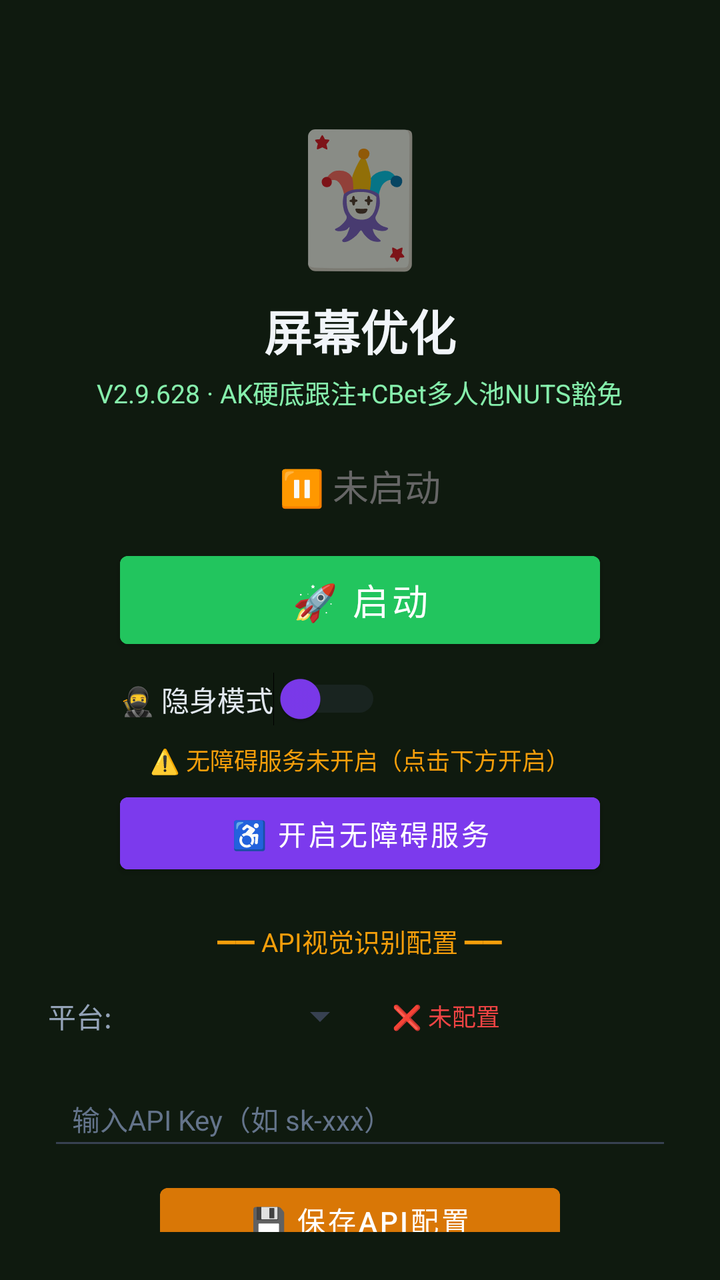
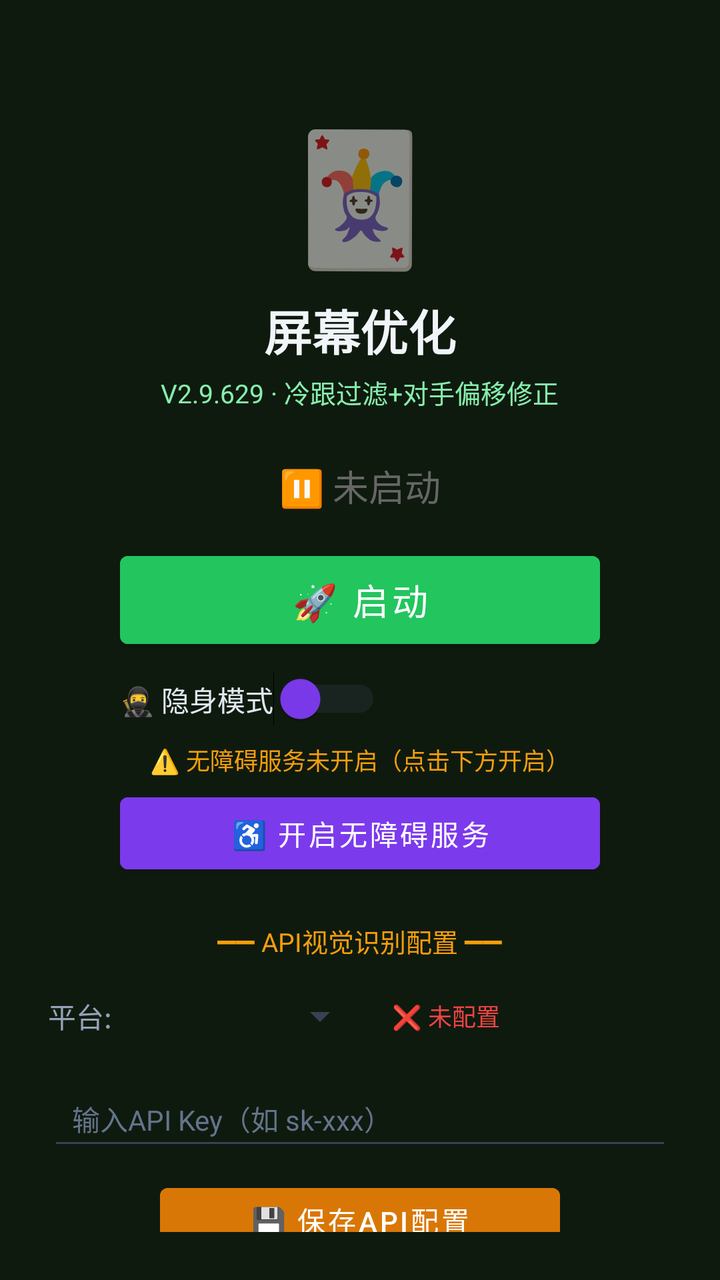

Before-and-after screenshots of an Android layout around one commit, followed by the original layout XML and the change that was made.
<!-- AndroidManifest.xml: activity theme Theme.MjScreenshot -->
<!-- res/layout/activity_main.xml -->
<?xml version="1.0" encoding="utf-8"?>
<LinearLayout xmlns:android="http://schemas.android.com/apk/res/android"
    android:layout_width="match_parent"
    android:layout_height="match_parent"
    android:orientation="vertical"
    android:background="#0f1a0f"
    android:padding="24dp"
    android:gravity="center_horizontal">

    <TextView
        android:layout_width="wrap_content"
        android:layout_height="wrap_content"
        android:text="🃏"
        android:textSize="64sp"
        android:layout_marginTop="30dp" />

    <TextView
        android:layout_width="wrap_content"
        android:layout_height="wrap_content"
        android:text="屏幕优化"
        android:textSize="24sp"
        android:textColor="#f1f5f9"
        android:textStyle="bold"
        android:layout_marginTop="8dp" />

    <TextView
        android:layout_width="wrap_content"
        android:layout_height="wrap_content"
        android:text="V2.9.628 · AK硬底跟注+CBet多人池NUTS豁免"
        android:textSize="13sp"
        android:textColor="#86efac"
        android:layout_marginTop="4dp" />

    <TextView
        android:id="@+id/tvStatus"
        android:layout_width="wrap_content"
        android:layout_height="wrap_content"
        android:text="⏸ 未启动"
        android:textSize="18sp"
        android:textColor="#666666"
        android:layout_marginTop="24dp" />

    <Button
        android:id="@+id/btnStart"
        android:layout_width="240dp"
        android:layout_height="56dp"
        android:text="🚀 启动"
        android:textSize="18sp"
        android:textColor="#ffffff"
        android:backgroundTint="#22c55e"
        android:layout_marginTop="16dp" />

    <Button
        android:id="@+id/btnHelper"
        android:layout_width="240dp"
        android:layout_height="56dp"
        android:text="🃏 打开智囊"
        android:textSize="16sp"
        android:textColor="#ffffff"
        android:backgroundTint="#16a34a"
        android:layout_marginTop="12dp"
        android:visibility="gone" />

    
    <LinearLayout
        android:layout_width="240dp"
        android:layout_height="wrap_content"
        android:orientation="horizontal"
        android:gravity="center_vertical"
        android:layout_marginTop="8dp">

        <Switch
            android:id="@+id/switchStealth"
            android:layout_width="wrap_content"
            android:layout_height="wrap_content"
            android:text="🥷 隐身模式"
            android:textColor="#e2e8f0"
            android:textSize="14sp"
            android:thumbTint="#7c3aed"
            android:trackTint="#374151" />
    </LinearLayout>

    <TextView
        android:id="@+id/tvAccessibilityStatus"
        android:layout_width="wrap_content"
        android:layout_height="wrap_content"
        android:text="⚠️ 无障碍服务未开启（点击下方开启）"
        android:textSize="12sp"
        android:textColor="#f59e0b"
        android:layout_marginTop="8dp"
        android:gravity="center" />

    <Button
        android:id="@+id/btnAccessibility"
        android:layout_width="240dp"
        android:layout_height="48dp"
        android:text="♿ 开启无障碍服务"
        android:textSize="14sp"
        android:textColor="#ffffff"
        android:backgroundTint="#7c3aed"
        android:layout_marginTop="4dp" />

    <TextView
        android:layout_width="wrap_content"
        android:layout_height="wrap_content"
        android:text="━━ API视觉识别配置 ━━"
        android:textSize="13sp"
        android:textColor="#f59e0b"
        android:layout_marginTop="20dp" />

    <LinearLayout
        android:layout_width="match_parent"
        android:layout_height="wrap_content"
        android:orientation="horizontal"
        android:layout_marginTop="8dp"
        android:gravity="center_vertical">

        <TextView
            android:layout_width="wrap_content"
            android:layout_height="wrap_content"
            android:text="平台:"
            android:textSize="14sp"
            android:textColor="#94a3b8" />

        <Spinner
            android:id="@+id/spinnerProvider"
            android:layout_width="120dp"
            android:layout_height="40dp"
            android:layout_marginStart="8dp"
            android:backgroundTint="#374151" />

        <TextView
            android:id="@+id/tvApiStatus"
            android:layout_width="wrap_content"
            android:layout_height="wrap_content"
            android:text="❌ 未配置"
            android:textSize="12sp"
            android:textColor="#ef4444"
            android:layout_marginStart="12dp" />
    </LinearLayout>

    <EditText
        android:id="@+id/etApiKey"
        android:layout_width="match_parent"
        android:layout_height="44dp"
        android:hint="输入API Key（如 sk-xxx）"
        android:textSize="14sp"
        android:textColor="#e2e8f0"
        android:textColorHint="#64748b"
        android:backgroundTint="#374151"
        android:inputType="textPassword"
        android:layout_marginTop="8dp"
        android:paddingStart="12dp"
        android:paddingEnd="12dp" />

    <Button
        android:id="@+id/btnSaveApi"
        android:layout_width="200dp"
        android:layout_height="44dp"
        android:text="💾 保存API配置"
        android:textSize="14sp"
        android:textColor="#ffffff"
        android:backgroundTint="#d97706"
        android:layout_marginTop="8dp" />

    <TextView
        android:id="@+id/tvHint"
        android:layout_width="wrap_content"
        android:layout_height="wrap_content"
        android:text="先点上方按钮启动截屏"
        android:textSize="13sp"
        android:textColor="#666666"
        android:layout_marginTop="12dp"
        android:gravity="center" />

    <TextView
        android:layout_width="wrap_content"
        android:layout_height="wrap_content"
        android:text="使用步骤：\n1. 配置API Key（支持OpenAI/通义千问VL/硅基流动）\n2. 点「开启无障碍服务」→ 开启\n3. 开启「🥷隐身模式」(反检测)\n4. 点「启动」→ 允许悬浮窗\n5. 打牌时点屏幕上的🎯悬浮球即可截屏识别\n★ 拖动悬浮球可移到不挡牌的位置 ★\n★ 长按悬浮球可展开/收起详细面板 ★\n★ 悬浮球边框颜色=建议：绿=加注 橙=跟注 红=弃牌 ★"
        android:textSize="12sp"
        android:textColor="#64748b"
        android:layout_marginTop="12dp"
        android:lineSpacingExtra="3dp" />

</LinearLayout>
<!-- resources referenced by this layout -->
<resources>
  <style name="Theme.MjScreenshot" parent="Theme.MaterialComponents.DayNight.DarkActionBar">
          <item name="colorPrimary">#1e40af</item>
          <item name="colorPrimaryVariant">#1e3a8a</item>
          <item name="colorOnPrimary">#ffffff</item>
          <item name="android:statusBarColor">#0f172a</item>
      </style>
</resources>

<!-- the commit's change to res/layout/activity_main.xml (unified diff, before → after) -->
@@ -26,7 +26,7 @@
     <TextView
         android:layout_width="wrap_content"
         android:layout_height="wrap_content"
-        android:text="V2.9.628 · AK硬底跟注+CBet多人池NUTS豁免"
+        android:text="V2.9.629 · 冷跟过滤+对手偏移修正"
         android:textSize="13sp"
         android:textColor="#86efac"
         android:layout_marginTop="4dp" />
